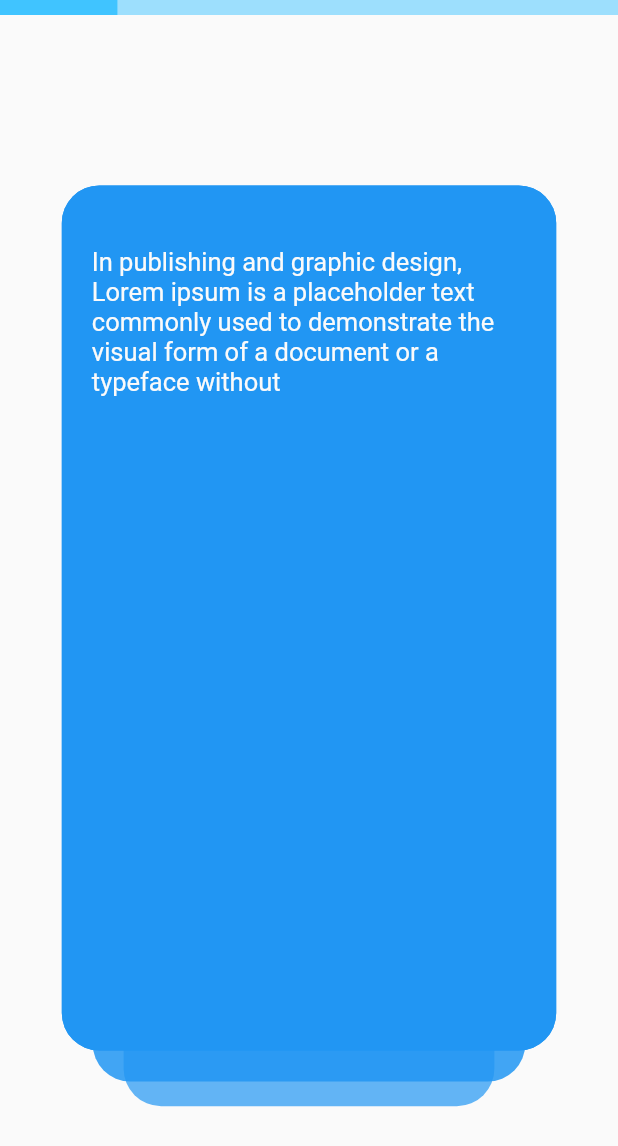
After one commit to 91priyansh/uiAndAnimation, a Flutter app: the QuizPlayAreaScreen screen opened by its route, on a phone screen of 412 x 824 dp. The commit adds this screen. Shown: the top 1146 px of the screen. Run offline on Flutter 3.47's test engine with Material 2 defaults, Android fonts, the phone set to English and light mode, and no system bars; our stand-ins replace flutter_bloc, lottie; missing offline and left inert: image_sequence_animator.

Commit message:
added quizPlayArea

```diff
--- a/lib/app/routes.dart
+++ b/lib/app/routes.dart
@@ -1,6 +1,7 @@
 import 'package:flutter/cupertino.dart';
 import 'package:flutter/material.dart';
 import 'package:ui_animations/ui/screens/animatedExpandableMenu.dart';
+import 'package:ui_animations/ui/screens/carRentalUx.dart';
 import 'package:ui_animations/ui/screens/chessAnimation.dart';
 import 'package:ui_animations/ui/screens/clipperScreen.dart';
 import 'package:ui_animations/ui/screens/contactAnimationScreen.dart';
@@ -19,6 +20,7 @@ import 'package:ui_animations/ui/screens/neumorphismScreen.dart';
 import 'package:ui_animations/ui/screens/numberAnimation.dart';
 import 'package:ui_animations/ui/screens/overlayScreen.dart';
 import 'package:ui_animations/ui/screens/pageViewSideMenuScreen.dart';
+import 'package:ui_animations/ui/screens/quizPlayAreaScreen.dart';
 import 'package:ui_animations/ui/screens/scrollAnimation.dart';
 import 'package:ui_animations/ui/screens/selectProfilePictureScreen.dart';
 import 'package:ui_animations/ui/screens/slivers/sliverAppbarScreen.dart';
@@ -65,6 +67,10 @@ class Routes {
   static const String loadingShapeAnimation = "/loadingShapeAnimation";
 
   static const String animatedExpandableMenu = "/animatedExpandableMenu";
+
+  static const String carRentalUx = "/carRentalUx";
+
+  static const String quiaPlayArea = "/quizPlayArea";
 
   static Route<dynamic> onGenerateRoute(RouteSettings routeSettings) {
     switch (routeSettings.name) {
@@ -130,6 +136,12 @@ class Routes {
         return CupertinoPageRoute(
             builder: (context) => AnimatedExpandableMenu());
 
+      case carRentalUx:
+        return CupertinoPageRoute(builder: (context) => CarRental());
+
+      case quiaPlayArea:
+        return CupertinoPageRoute(builder: (context) => QuizPlayAreaScreen());
+
       default:
         return CupertinoPageRoute(
             builder: (context) => LoadingShapeAnimation());
--- /dev/null
+++ b/lib/ui/screens/quizPlayAreaScreen.dart
@@ -0,0 +1,205 @@
+import 'package:flutter/material.dart';
+
+class QuizPlayAreaScreen extends StatefulWidget {
+  QuizPlayAreaScreen({Key? key}) : super(key: key);
+
+  @override
+  _QuizPlayAreaScreenState createState() => _QuizPlayAreaScreenState();
+}
+
+class _QuizPlayAreaScreenState extends State<QuizPlayAreaScreen>
+    with TickerProviderStateMixin {
+  late AnimationController questionAnimationController;
+
+  late AnimationController questionContentAnimationController =
+      AnimationController(vsync: this, duration: Duration(milliseconds: 500))
+        ..forward();
+
+  late AnimationController timerAnimationController =
+      AnimationController(vsync: this, duration: Duration(seconds: 10))
+        ..forward();
+
+  late Animation<double> questionSlideAnimation;
+  late Animation<double> questionScaleUpAnimation;
+
+  late Animation<double> questionScaleDownAnimation;
+  late Animation<double> questionContentAnimation =
+      Tween<double>(begin: 0.0, end: 1.0).animate(CurvedAnimation(
+          parent: questionContentAnimationController, curve: Curves.easeInOut));
+
+  late int currentQuestionIndex = 0;
+
+  @override
+  void initState() {
+    initializeAnimation();
+    super.initState();
+  }
+
+  void initializeAnimation() {
+    questionAnimationController =
+        AnimationController(vsync: this, duration: Duration(milliseconds: 750));
+
+    questionSlideAnimation = Tween<double>(begin: 0.0, end: 1.0).animate(
+        CurvedAnimation(
+            parent: questionAnimationController, curve: Curves.easeInOut));
+
+    questionScaleUpAnimation = Tween<double>(begin: 0.0, end: 0.2).animate(
+        CurvedAnimation(
+            parent: questionAnimationController,
+            curve: Interval(0.0, 0.5, curve: Curves.easeInOut)));
+
+    questionScaleDownAnimation = Tween<double>(begin: 0.0, end: 0.1).animate(
+        CurvedAnimation(
+            parent: questionAnimationController,
+            curve: Interval(0.5, 1.0, curve: Curves.easeInOut)));
+  }
+
+  Widget _buildQuesitonContainer(double scale, int index) {
+    return Center(
+      child: GestureDetector(
+        onTap: () {
+          if (currentQuestionIndex != 3) {
+            questionAnimationController.forward(from: 0.0).then((value) {
+              //questionContentAnimationController.forward(from: 0.0);
+              questionAnimationController.dispose();
+
+              setState(() {
+                currentQuestionIndex++;
+                initializeAnimation();
+              });
+            });
+          }
+        },
+        child: Container(
+          child: SlideTransition(
+            position: questionContentAnimation.drive(
+                Tween<Offset>(begin: Offset(0.5, 0.0), end: Offset.zero)),
+            child: FadeTransition(
+              opacity: questionContentAnimation,
+              child: Column(
+                crossAxisAlignment: CrossAxisAlignment.center,
+                children: [
+                  SizedBox(
+                    height: MediaQuery.of(context).size.height * (0.05),
+                  ),
+                  Padding(
+                    padding: const EdgeInsets.symmetric(horizontal: 20.0),
+                    child: Text(
+                      "In publishing and graphic design, Lorem ipsum is a placeholder text commonly used to demonstrate the visual form of a document or a typeface without",
+                      style: TextStyle(
+                        color: Theme.of(context).scaffoldBackgroundColor,
+                        fontSize: 17.0,
+                      ),
+                    ),
+                  )
+                ],
+              ),
+            ),
+          ),
+          transform: Matrix4.identity()..scale(scale),
+          transformAlignment: Alignment.center,
+          width: MediaQuery.of(context).size.width * (0.8),
+          height: MediaQuery.of(context).size.height * (0.7),
+          decoration: BoxDecoration(
+              color: Theme.of(context).accentColor,
+              borderRadius: BorderRadius.circular(25)),
+        ),
+      ),
+    );
+  }
+
+  Widget _buildQuestion(int questionIndex) {
+    if (currentQuestionIndex == questionIndex) {
+      return SlideTransition(
+          child: _buildQuesitonContainer(1.0, questionIndex),
+          position: questionSlideAnimation.drive(
+              Tween<Offset>(begin: Offset.zero, end: Offset(-1.5, 0.0))));
+    } else if (questionIndex > currentQuestionIndex &&
+        (questionIndex == currentQuestionIndex + 1)) {
+      return AnimatedBuilder(
+          animation: questionAnimationController,
+          builder: (context, child) {
+            double scale = 0.9 +
+                questionScaleUpAnimation.value -
+                questionScaleDownAnimation.value;
+            return _buildQuesitonContainer(scale, questionIndex);
+          });
+    } else if (questionIndex > currentQuestionIndex) {
+      return _buildQuesitonContainer(1.0, questionIndex);
+    }
+    return Container();
+  }
+
+  List<Widget> _buildQuesitons() {
+    List<Widget> children = [];
+
+    for (var i = 0; i < 3; i++) {
+      children.add(_buildQuestion(i));
+    }
+
+    children = children.reversed.toList();
+
+    return children;
+  }
+
+  Widget _buildBackgroundCard(
+      double opacity, double widthPercentage, double topMarginPercentage) {
+    return Center(
+      child: Opacity(
+        opacity: opacity,
+        child: Container(
+          margin: EdgeInsets.only(
+              top: MediaQuery.of(context).size.height * topMarginPercentage),
+          width: MediaQuery.of(context).size.width * widthPercentage,
+          height: MediaQuery.of(context).size.height * 0.7,
+          decoration: BoxDecoration(
+              color: Theme.of(context).accentColor,
+              borderRadius: BorderRadius.circular(25)),
+        ),
+      ),
+    );
+  }
+
+  Widget _buildTimerContainer() {
+    return Align(
+      alignment: Alignment.topCenter,
+      child: Padding(
+        padding: EdgeInsets.only(top: MediaQuery.of(context).padding.top),
+        child: Stack(
+          children: [
+            Container(
+              color: Colors.lightBlueAccent.withOpacity(0.5),
+              height: 10.0,
+              width: MediaQuery.of(context).size.width,
+            ),
+            AnimatedBuilder(
+              animation: timerAnimationController,
+              builder: (context, child) {
+                return Container(
+                  color: Colors.lightBlueAccent,
+                  height: 10.0,
+                  width: MediaQuery.of(context).size.width *
+                      timerAnimationController.value,
+                );
+              },
+            ),
+          ],
+        ),
+      ),
+    );
+  }
+
+  @override
+  Widget build(BuildContext context) {
+    return Scaffold(
+      body: Stack(
+        children: [
+          _buildTimerContainer(),
+          _buildBackgroundCard(0.85, 0.7, 0.05),
+          _buildBackgroundCard(0.7, 0.6, 0.09),
+          ..._buildQuesitons()
+        ],
+      ),
+    );
+  }
+}
```
Also changed, not shown: lib/ui/screens/carRentalUx.dart (added, +281 -0 lines), lib/ui/screens/homeScreen.dart (+7 -1 lines).
